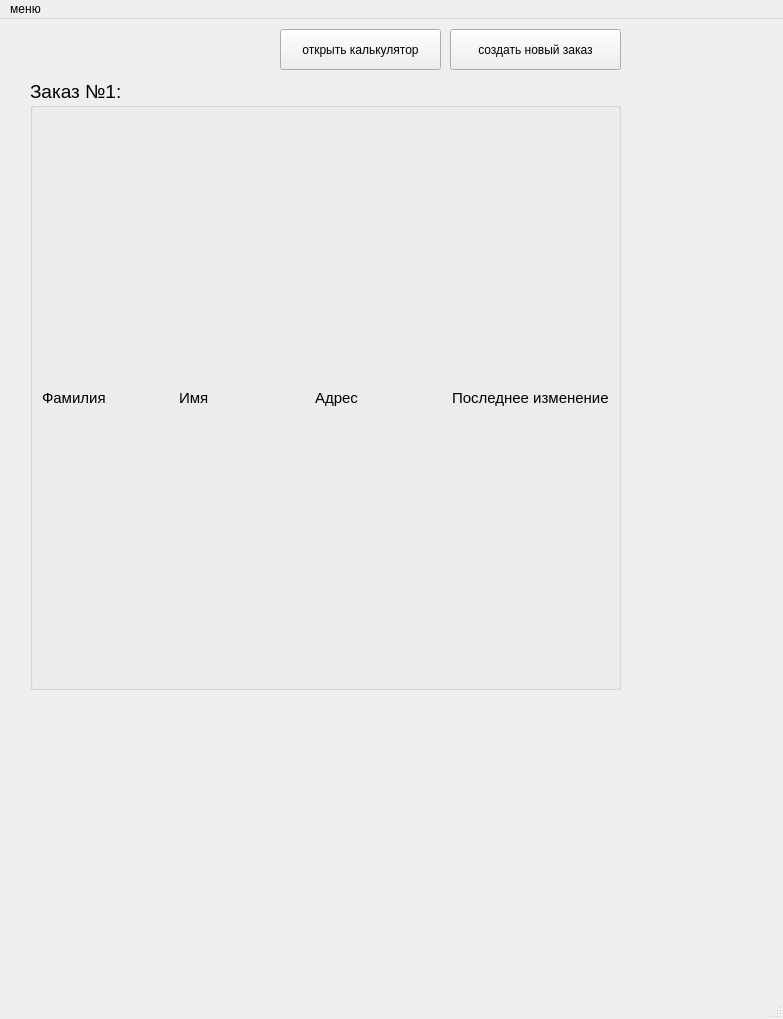
The window that mainwindow.ui (HSE-TEAM/-semester-project) describes before a commit, drawn with Qt 5.
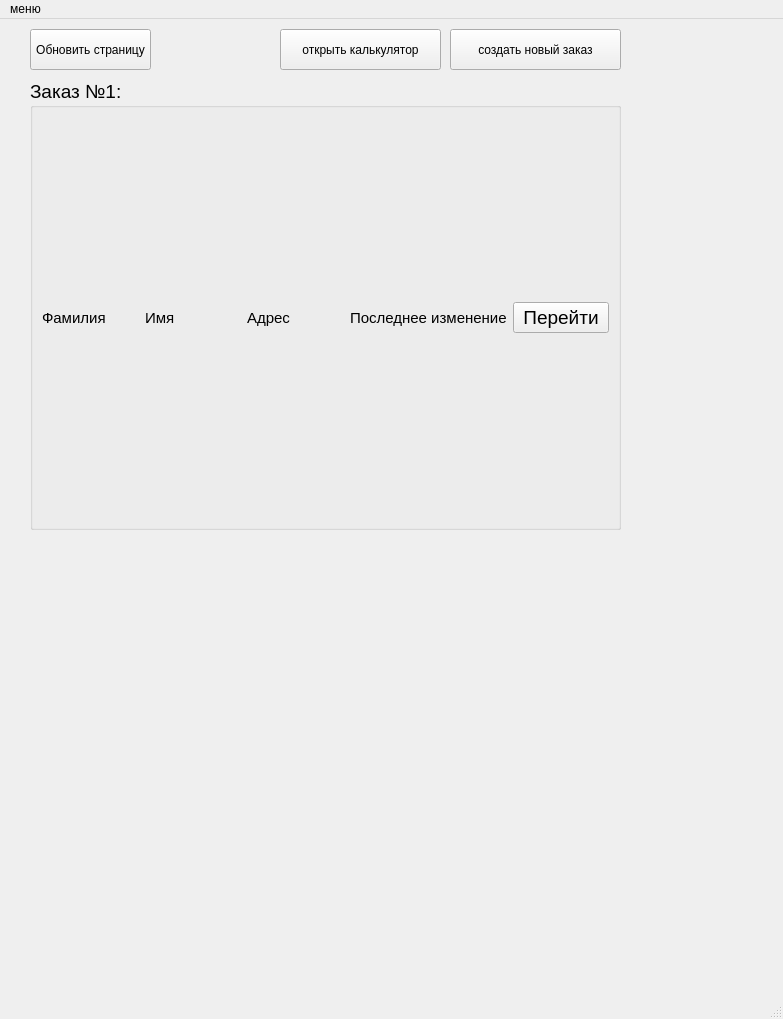
The same window after the commit.

```diff
--- a/mainwindow.ui
+++ b/mainwindow.ui
@@ -40,13 +40,26 @@
      <string>открыть калькулятор</string>
     </property>
    </widget>
+   <widget class="QPushButton" name="updateWindowNow">
+    <property name="geometry">
+     <rect>
+      <x>30</x>
+      <y>10</y>
+      <width>121</width>
+      <height>41</height>
+     </rect>
+    </property>
+    <property name="text">
+     <string>Обновить страницу</string>
+    </property>
+   </widget>
    <widget class="QWidget" name="">
     <property name="geometry">
      <rect>
       <x>30</x>
       <y>60</y>
       <width>591</width>
-      <height>611</height>
+      <height>451</height>
      </rect>
     </property>
     <layout class="QVBoxLayout" name="verticalLayout">
@@ -109,6 +122,13 @@
           </property>
          </widget>
         </item>
+        <item>
+         <widget class="QPushButton" name="pushButton_2">
+          <property name="text">
+           <string>Перейти</string>
+          </property>
+         </widget>
+        </item>
        </layout>
       </widget>
      </item>
```
